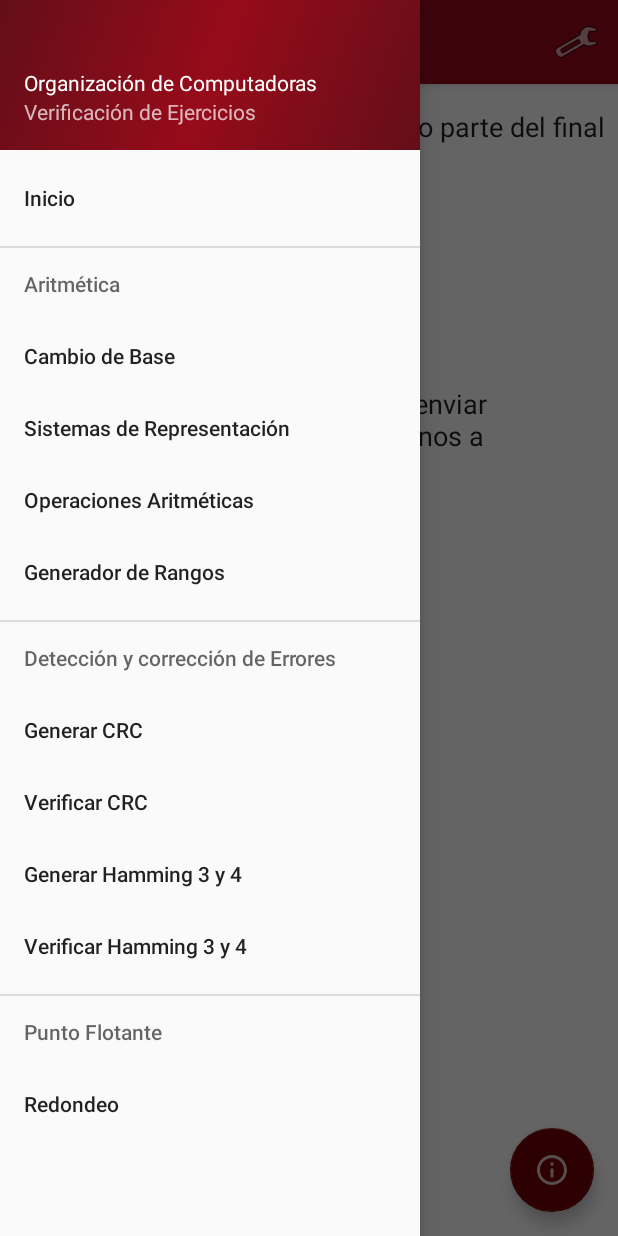
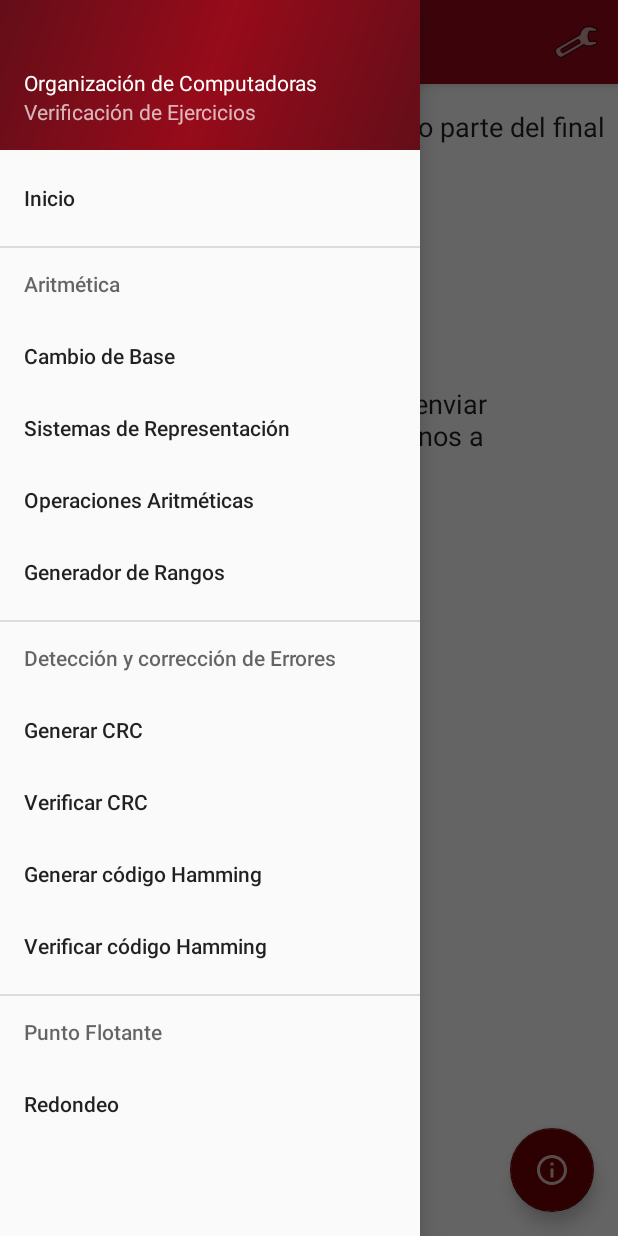
Before and after one commit to tscandalitta/OrgApp, an Android app: the screen it shows after launch (MainActivity), with the side drawer open, on a phone screen of 412 x 824 dp. Run offline under Robolectric (Android 15) with nearby library versions, the phone set to English and light mode, and no system bars.

Commit message:
fix strings

```diff
--- a/app/src/main/java/com/example/proyectoandroidtdp/Main/MainActivity.java
+++ b/app/src/main/java/com/example/proyectoandroidtdp/Main/MainActivity.java
@@ -144,7 +144,7 @@ public class MainActivity extends AppCompatActivity
                 fragmentNuevo = new VerificarHammingFragment();
                 break;
             case R.id.nav_inicio:
-                getSupportActionBar().setTitle("OrgApp");
+                getSupportActionBar().setTitle(R.string.app_name);
                 fragmentNuevo = new INICIOFragment();
                 break;
             case R.id.nav_operaciones_Arimetica:
--- a/app/src/main/res/values/strings.xml
+++ b/app/src/main/res/values/strings.xml
@@ -13,8 +13,8 @@
     <string name="generar_crc">Generar CRC</string>
     <string name="verificar_crc">Verificar CRC</string>
     <string name="generador_crc">Generador CRC</string>
-    <string name="generar_hamming">Generar Hamming 3 y 4</string>
-    <string name="verificar_hamming">Verificar Hamming 3 y 4</string>
+    <string name="generar_hamming">Generar código Hamming</string>
+    <string name="verificar_hamming">Verificar código Hamming</string>
     <string name="deteccion_y_correcion_de_errores">Detección y corrección de Errores</string>
     <string name="cambio_de_base">Cambio de Base</string>
     <string name="num_x">Numero X</string>
```
